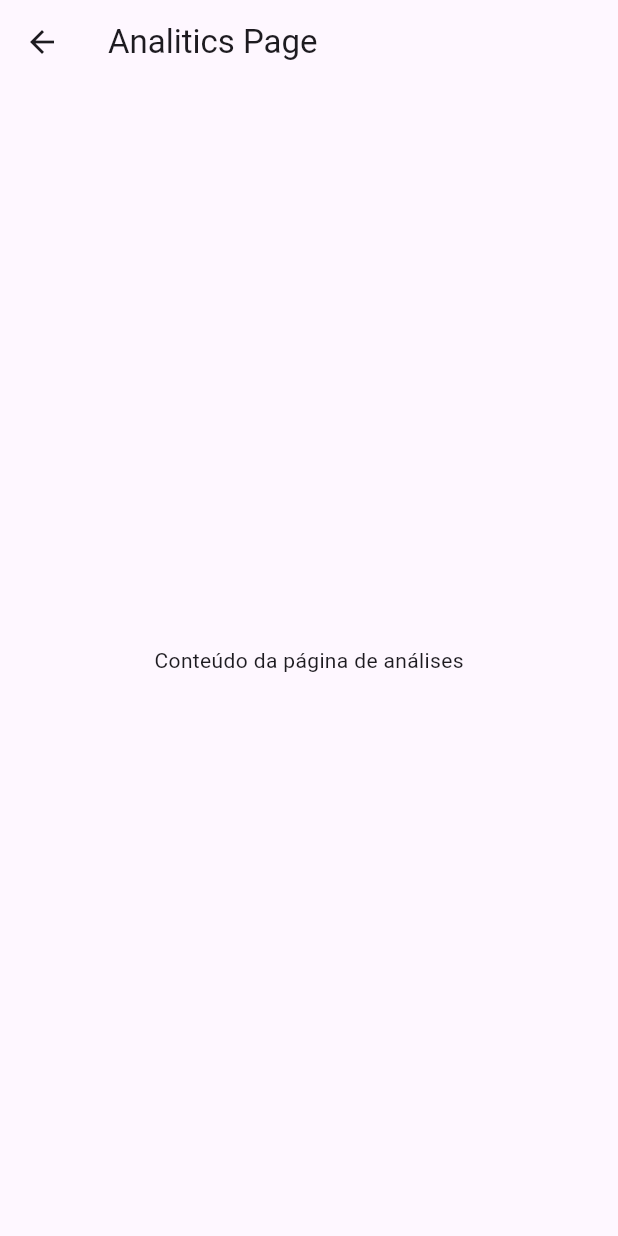
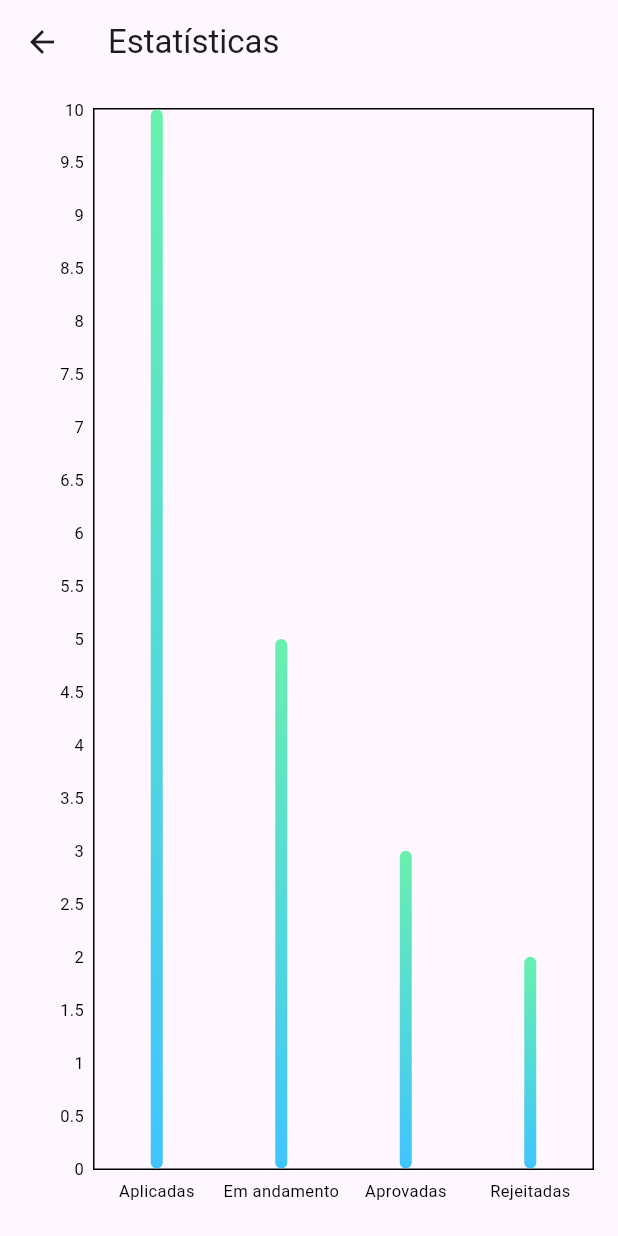
Before and after one commit to caiorebert/seuJob-app, a Flutter app: the AnaliticsPage screen opened by its route, on a phone screen of 412 x 824 dp. Run offline on Flutter 3.47's test engine with Material 3 defaults, Android fonts, the phone set to English and light mode, and no system bars; drawn by our look-alikes of fl_chart; our stand-ins replace fluttertoast, geocoding, geolocator, google_maps_flutter, image_cropper, image_picker and 2 more; accounts and stored records are empty.

Commit message:
feat(analitics_page): estatisticas de vagas

```diff
--- a/lib/pages/analitics/analitics_page.dart
+++ b/lib/pages/analitics/analitics_page.dart
@@ -1,4 +1,5 @@
 import 'package:flutter/material.dart';
+import 'package:fl_chart/fl_chart.dart';
 import 'package:provider/provider.dart';
 import 'package:seujobapp/utils/app_routes.dart';
 import '../../providers/theme_provider.dart';
@@ -11,16 +12,71 @@ class AnaliticsPage extends StatefulWidget {
 }
 
 class _AnaliticsPageState extends State<AnaliticsPage> {
-
   @override
   Widget build(BuildContext context) {
-    // Exemplo básico de retorno de um widget Scaffold
     return Scaffold(
       appBar: AppBar(
-        title: Text('Analitics Page'),
+        title: Text('Estatísticas'),
+        leading: IconButton(
+          icon: Icon(Icons.arrow_back),
+          onPressed: () {
+            Navigator.pushReplacementNamed(context, AppRoutes.HOME);
+          },
+        ),
       ),
-      body: Center(
-        child: Text('Conteúdo da página de análises'),
+      body: Padding(
+        padding: const EdgeInsets.all(16.0),
+        child: BarChart(
+          BarChartData(
+            alignment: BarChartAlignment.spaceAround,
+            barGroups: [
+              BarChartGroupData(
+                x: 0,
+                barRods: [
+                  BarChartRodData(y: 10, colors: [Colors.lightBlueAccent, Colors.greenAccent])
+                ],
+              ),
+              BarChartGroupData(
+                x: 1,
+                barRods: [
+                  BarChartRodData(y: 5, colors: [Colors.lightBlueAccent, Colors.greenAccent])
+                ],
+              ),
+              BarChartGroupData(
+                x: 2,
+                barRods: [
+                  BarChartRodData(y: 3, colors: [Colors.lightBlueAccent, Colors.greenAccent])
+                ],
+              ),
+              BarChartGroupData(
+                x: 3,
+                barRods: [
+                  BarChartRodData(y: 2, colors: [Colors.lightBlueAccent, Colors.greenAccent])
+                ],
+              ),
+            ],
+            titlesData: FlTitlesData(
+              show: true,
+              bottomTitles: SideTitles(
+                showTitles: true,
+                getTitles: (double value) {
+                  switch (value.toInt()) {
+                    case 0:
+                      return 'Aplicadas';
+                    case 1:
+                      return 'Em andamento';
+                    case 2:
+                      return 'Aprovadas';
+                    case 3:
+                      return 'Rejeitadas';
+                    default:
+                      return '';
+                  }
+                },
+              ),
+            ),
+          ),
+        ),
       ),
     );
   }
--- a/lib/utils/api_routes.dart
+++ b/lib/utils/api_routes.dart
@@ -1,7 +1,7 @@
 class ApiRoutes {
   static final BASE_URL = LOCAL;
   static final PROD = 'http://';
-  static final LOCAL = 'http://192.168.2.7:8080/api';
+  static final LOCAL = 'http://192.168.56.1:8080/api';
 
   // Users
   static const LOGIN = "/auth";
--- a/pubspec.yaml
+++ b/pubspec.yaml
@@ -32,6 +32,7 @@ dependencies:
     sdk: flutter
   provider: ^6.0.5
   http: ^0.13.5
+  fl_chart: ^0.40.0
 
   # The following adds the Cupertino Icons font to your application.
   # Use with the CupertinoIcons class for iOS style icons.
```
Also changed, not shown: pubspec.lock, 2 other files.
